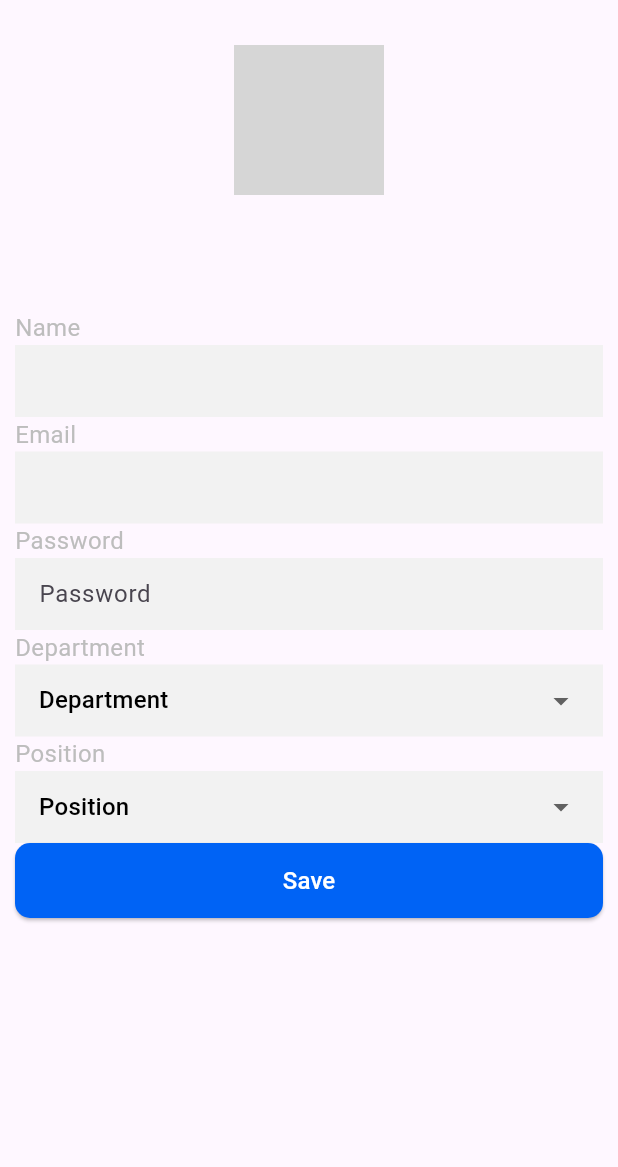
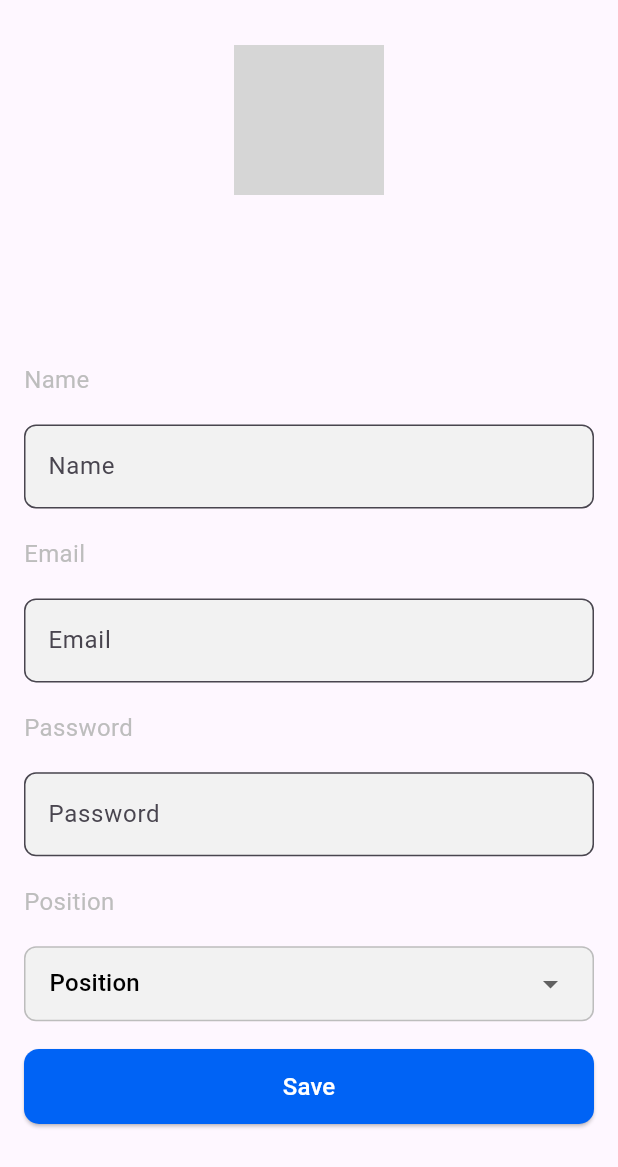
Before and after one commit to Kashannn/bundy_Track, a Flutter app: the Profile screen opened by its route, on a phone screen of 412 x 824 dp. Shown: the top 1167 px of the screen. Run offline on Flutter 3.47's test engine with Material 3 defaults, Android fonts, the phone set to English and light mode, and no system bars; our stand-ins replace another_flushbar, cloud_firestore, firebase_auth, firebase_core, firebase_storage, fluttertoast and 2 more; accounts and stored records are empty; network calls fail; Roboto replaces fonts that are missing (Poppins); grey boxes are pictures that could not be loaded.

Commit message:
Profile update user image ,name , position done

```diff
--- a/lib/Resourcess/Components/Colors.dart
+++ b/lib/Resourcess/Components/Colors.dart
@@ -1,7 +1,6 @@
 import 'package:flutter/material.dart';
 
-
-class AppColors{
+class AppColors {
   static const Color primaryColor = Color(0xFF333333);
   static const Color container = Color(0xFFFFFFFF);
   static const Color textColor = Color(0xFFBDBDBD);
--- a/lib/Resourcess/Components/dropdownbutton.dart
+++ b/lib/Resourcess/Components/dropdownbutton.dart
@@ -39,7 +39,9 @@ class _DropButtonState extends State<DropButton> {
 
               });
             },
-           // Add the icon here
+
+            dropdownColor: AppColors.textFieldColor,
+            icon: const Icon(Icons.arrow_drop_down),
           ),
         ),
       ],
--- a/lib/Resourcess/Components/reuseableContainer.dart
+++ b/lib/Resourcess/Components/reuseableContainer.dart
@@ -21,7 +21,7 @@ class ReusableContainer extends StatelessWidget {
           bottomRight: Radius.circular(20),
         ),
       ),
-      height: 313,
+      height: 300,
       width: double.infinity,
       child: Stack(
         children: [
--- a/lib/Resourcess/Components/stopwatch.dart
+++ b/lib/Resourcess/Components/stopwatch.dart
@@ -57,7 +57,7 @@ class _StopwatchPageState extends State<StopwatchPage> {
                 },
               ),
               Text(
-                '${widget.labelText}:',
+                '${widget.labelText}',
                 style: TextStyle(
                   fontSize: 20,
                   fontWeight: FontWeight.bold,
--- a/lib/Resourcess/Components/widget.dart
+++ b/lib/Resourcess/Components/widget.dart
@@ -6,8 +6,10 @@ Widget allTextField({
   required String hintText,
   TextInputType keyboardType = TextInputType.text,
   bool obscureText = false,
+  bool readOnly = false,
   TextEditingController? controller,
   String? Function(String?)? validator,
+
 }) {
   return TextFormField(
     decoration: InputDecoration(
@@ -18,7 +20,12 @@ Widget allTextField({
         fontSize: 16,
         fontFamily: 'Poppins',
       ),
-      border: InputBorder.none,
+      border: OutlineInputBorder(
+        borderRadius: BorderRadius.circular(8.0),
+        borderSide: BorderSide(
+          color: Colors.grey.shade400,
+        ),
+      ),
     ),
     keyboardType: keyboardType,
     obscureText: obscureText,
@@ -80,12 +87,13 @@ Widget allDropdownButton({
   return Container(
     width: double.infinity,
     padding: const EdgeInsets.symmetric(horizontal: 16.0),
-    decoration: const BoxDecoration(
-      color: AppColors.textFieldColor, // Use the same background color as the TextField
-
+    decoration: BoxDecoration(
+      color: AppColors.textFieldColor,
+      borderRadius: BorderRadius.circular(8.0),
+      border: Border.all(color: Colors.grey.shade400),
     ),
     child: DropdownButtonHideUnderline(
-      child: DropdownButton<String>(
+      child: DropdownButtonFormField<String>(
         value: value,
         items: items.map((String item) {
           return DropdownMenuItem<String>(
@@ -93,15 +101,19 @@ Widget allDropdownButton({
             child: Text(
               item,
               style: const TextStyle(
-                color: Colors.black, // Set the text color here
+                color: Colors.black,
                 fontSize: 16,
-                fontFamily: 'Poppins', // Use the same font as the TextField hint
+                fontFamily: 'Poppins',
               ),
             ),
           );
         }).toList(),
         onChanged: onChanged,
-        dropdownColor: AppColors.textFieldColor, // Set the dropdown menu background color
+        decoration: InputDecoration(
+          border: InputBorder.none,
+        ),
+        dropdownColor: AppColors.textFieldColor,
+        icon: const Icon(Icons.arrow_drop_down),
       ),
     ),
   );
--- a/lib/view/profile.dart
+++ b/lib/view/profile.dart
@@ -1,7 +1,9 @@
+import 'package:bundy_track/utils/utils.dart';
 import 'package:flutter/material.dart';
 import 'package:provider/provider.dart';
 
 import '../Resourcess/Components/Colors.dart';
+import '../Resourcess/Components/imagePicker.dart';
 import '../Resourcess/Components/widget.dart';
 import '../provider/Welcome_provider.dart';
 
@@ -14,11 +16,28 @@ class Profile extends StatefulWidget {
 
 class _ProfileState extends State<Profile> {
   late UserProvider userProvider;
+  final TextEditingController nameController = TextEditingController();
+  final TextEditingController departmentController = TextEditingController();
+  final TextEditingController positionController = TextEditingController();
+  final TextEditingController emailController = TextEditingController();
+  final TextEditingController passwordController = TextEditingController();
+
+  final List<String> positions = ['Position', 'Finance', 'Marketing'];
 
   @override
   void initState() {
     super.initState();
     userProvider = Provider.of<UserProvider>(context, listen: false);
+    nameController.text = userProvider.userName;
+    departmentController.text = userProvider.department;
+    positionController.text = userProvider.position;
+    emailController.text = userProvider.email;
+  }
+
+  void _updateUserImage(String imageUrl) {
+    setState(() {
+      userProvider.userImageUrl = imageUrl;
+    });
   }
 
   @override
@@ -46,22 +65,28 @@ class _ProfileState extends State<Profile> {
                           right: 0,
                           bottom: 0,
                           child: GestureDetector(
-                            onTap: () {},
+                            onTap: () {
+                              showDialog(
+                                context: context,
+                                builder: (BuildContext context) {
+                                  return ImagePickerWidget(
+                                    onImagePicked: _updateUserImage,
+                                  );
+                                },
+                              );
+                            },
                             child: CircleAvatar(
-                              radius:
-                              15, // Adjust the size of the edit icon as needed
-                              backgroundColor:
-                              Colors.white, // Optional: background color
+                              radius: 15,
+                              backgroundColor: Colors.white,
                               child: Image.asset(
-                                'assets/images/Editphoto.png', // Path to your edit icon
-                                height:
-                                20, // Adjust the size of the edit icon as needed
+                                'assets/images/Editphoto.png',
+                                height: 20,
                               ),
                             ),
                           ),
                         ),
                       ],
-                    )
+                    ),
                   ],
                 ),
               ),
@@ -81,7 +106,7 @@ class _ProfileState extends State<Profile> {
                 mainAxisAlignment: MainAxisAlignment.center,
                 children: [
                   Text(
-                    '${userProvider.department}',
+                    '${userProvider.position}',
                     style: TextStyle(
                       fontSize: 16,
                       fontWeight: FontWeight.bold,
@@ -89,36 +114,64 @@ class _ProfileState extends State<Profile> {
                   ),
                 ],
               ),
-              Padding(
-                padding: const EdgeInsets.only(left: 10, right: 10, top: 20, bottom: 20),
+              Container(
+                height: MediaQuery.of(context).size.height * 0.7,
+                margin: const EdgeInsets.only(top: 20),
+                padding: const EdgeInsets.all(16.0),
                 child: Column(
                   crossAxisAlignment: CrossAxisAlignment.start,
-                  mainAxisAlignment: MainAxisAlignment.spaceBetween,
+                  mainAxisAlignment: MainAxisAlignment.spaceEvenly,
                   children: [
                     allText(text: 'Name'),
                     allTextField(
-                      hintText: '${userProvider.userName}',
+                      hintText: 'Name',
+                      controller: nameController,
                     ),
                     allText(text: 'Email'),
-                    allTextField(hintText: '${userProvider.email}'),
+                    allTextField(
+                      hintText: 'Email',
+                      controller: emailController,
+                      readOnly: true,
+                    ),
                     allText(text: 'Password'),
-                    allTextField(hintText: 'Password'),
-                    allText(text: 'Department'),
-                    allDropdownButton(
-                      items: ['Department', 'Finance', 'Marketing'],
-                      value: 'Department',
-                      onChanged: (String? value) {},
+                    allTextField(
+                      hintText: 'Password',
+                      controller: passwordController,
+                      obscureText: true,
                     ),
                     allText(text: 'Position'),
                     allDropdownButton(
-                      items: ['Position', 'Finance', 'Marketing'],
-                      value: 'Position',
-                      onChanged: (String? value) {},
+                      items: positions,
+                      value: positions.contains(userProvider.position)
+                          ? userProvider.position
+                          : positions[0],
+                      onChanged: (String? value) {
+                        setState(() {
+                          positionController.text = value!;
+                          userProvider.position = value;
+                        });
+                      },
                     ),
                     allButton(
                       text: 'Save',
-                      onPressed: () {
-                        Navigator.pushNamed(context, '/Allocator');
+                      onPressed: () async {
+                        bool success = await updateUserRecord(
+                          userProvider.getCurrentUser()!.uid,
+                          nameController.text,
+                          departmentController.text,
+                          positionController.text,
+                          userProvider.userImageUrl,
+                        );
+                        if (success) {
+                          userProvider.updateUserData(
+                            nameController.text,
+                            departmentController.text,
+                            positionController.text,
+                            userProvider.userImageUrl,
+                          );
+                          Utils.toastMessage('Profile updated successfully');
+                          Navigator.pop(context);
+                        }
                       },
                     ),
                   ],
```
Also changed, not shown: lib/firestore/firebase_service.dart (+2 -12 lines), lib/provider/Welcome_provider.dart (+80 -2 lines), lib/utils/utils.dart (+7 -7 lines), lib/view/signUp_Screen.dart (+49 -25 lines), lib/view/welcome_Screen.dart (+18 -5 lines).
